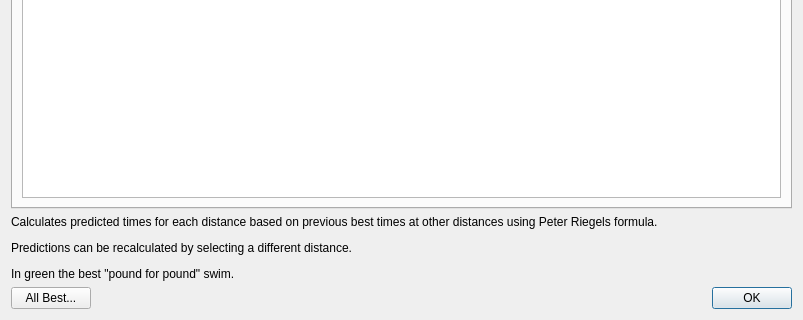
Before: the Qt Designer form ui/analysis.ui in ihewitt/poolviewer, drawn with Qt 5; both pictures show x 0 to 803 and y 292 to 612 of the 803 by 612 pixel window.
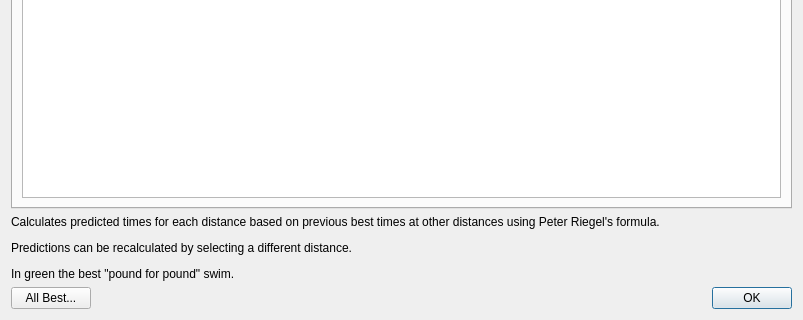
After: the same form once the commit is applied. Custom widgets are drawn as their Qt base class.

Commit message: Riegels -> Riegel's

What changed in the file:
```diff
--- a/ui/analysis.ui
+++ b/ui/analysis.ui
@@ -81,7 +81,7 @@
      <item>
       <widget class="QLabel" name="label">
        <property name="text">
-        <string>&lt;html&gt;&lt;head/&gt;&lt;body&gt;&lt;p&gt;Calculates predicted times for each distance based on previous best times at other distances using Peter Riegels formula.&lt;/p&gt;&lt;p&gt;Predictions can be recalculated by selecting a different distance.&lt;/p&gt;&lt;p&gt;In green the best &amp;quot;pound for pound&amp;quot; swim.&lt;/p&gt;&lt;/body&gt;&lt;/html&gt;</string>
+        <string>&lt;html&gt;&lt;head/&gt;&lt;body&gt;&lt;p&gt;Calculates predicted times for each distance based on previous best times at other distances using Peter Riegel's formula.&lt;/p&gt;&lt;p&gt;Predictions can be recalculated by selecting a different distance.&lt;/p&gt;&lt;p&gt;In green the best &amp;quot;pound for pound&amp;quot; swim.&lt;/p&gt;&lt;/body&gt;&lt;/html&gt;</string>
        </property>
        <property name="alignment">
         <set>Qt::AlignLeading|Qt::AlignLeft|Qt::AlignTop</set>
```
